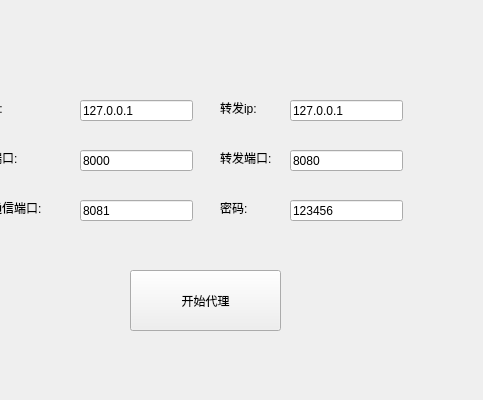
This is proxyGUI/mainwindow.ui in qgjyf2001/cppproxy as Qt 5 draws it before an edit; both pictures show x 120 to 603 and y 0 to 400 of the 960 by 400 pixel window. The edited form follows.
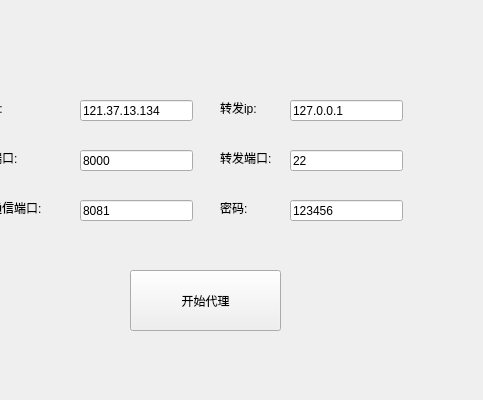
This is the edited form.

Diff of the .ui file:
```diff
--- a/proxyGUI/mainwindow.ui
+++ b/proxyGUI/mainwindow.ui
@@ -89,7 +89,7 @@
      </rect>
     </property>
     <property name="text">
-     <string>127.0.0.1</string>
+     <string>121.37.13.134</string>
     </property>
    </widget>
    <widget class="QLineEdit" name="remoteProxyPort">
@@ -141,7 +141,7 @@
      </rect>
     </property>
     <property name="text">
-     <string>8080</string>
+     <string>22</string>
     </property>
    </widget>
    <widget class="QPushButton" name="pushButton">
```
